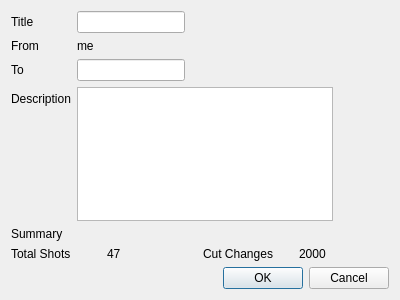
This is resources/submit_dialog.ui in shotgunsoftware/tk-multi-importcut as Qt 5 draws it before an edit. The edited form follows.
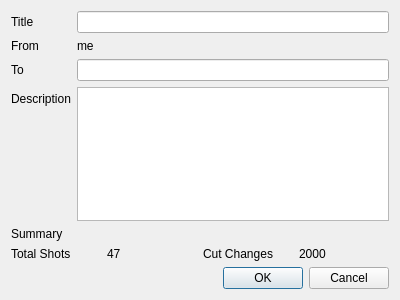
This is the edited form.

Commit message: Bare minimum polish for submit dialog

```diff
--- a/resources/submit_dialog.ui
+++ b/resources/submit_dialog.ui
@@ -20,7 +20,7 @@
    <item>
     <layout class="QFormLayout" name="formLayout">
      <property name="fieldGrowthPolicy">
-      <enum>QFormLayout::FieldsStayAtSizeHint</enum>
+      <enum>QFormLayout::AllNonFixedFieldsGrow</enum>
      </property>
      <item row="0" column="0">
       <widget class="QLabel" name="label">
```
Left out of the diff: 8 changed lines with no effect on the pictures. The commit also changes 3 other files.
